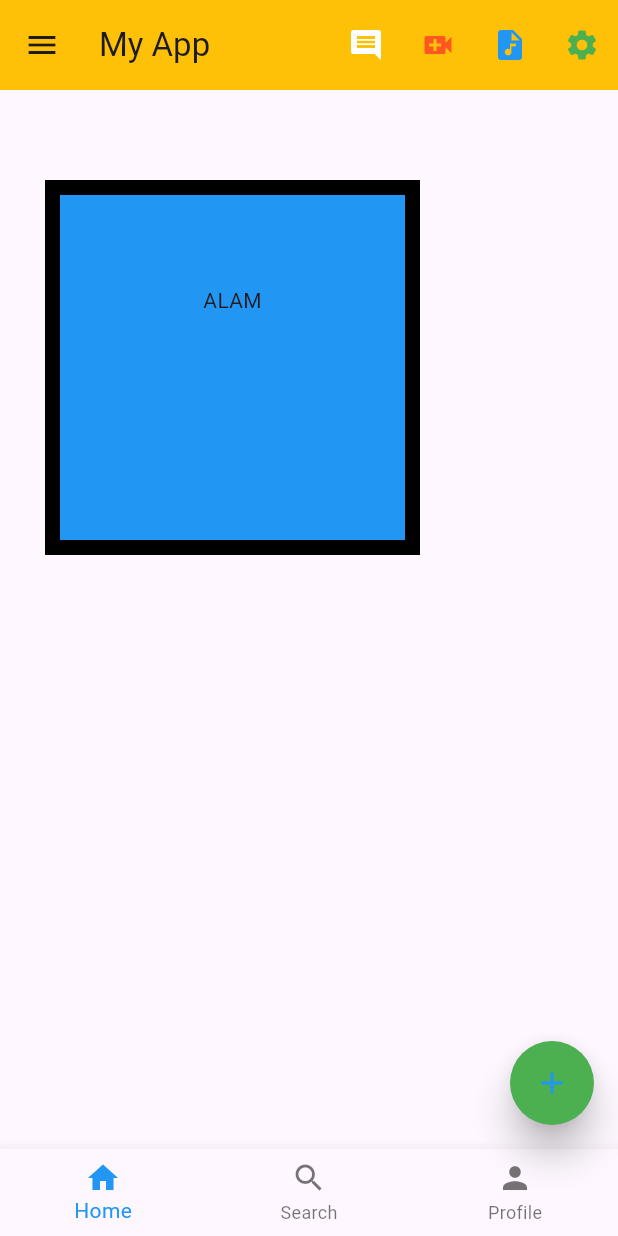
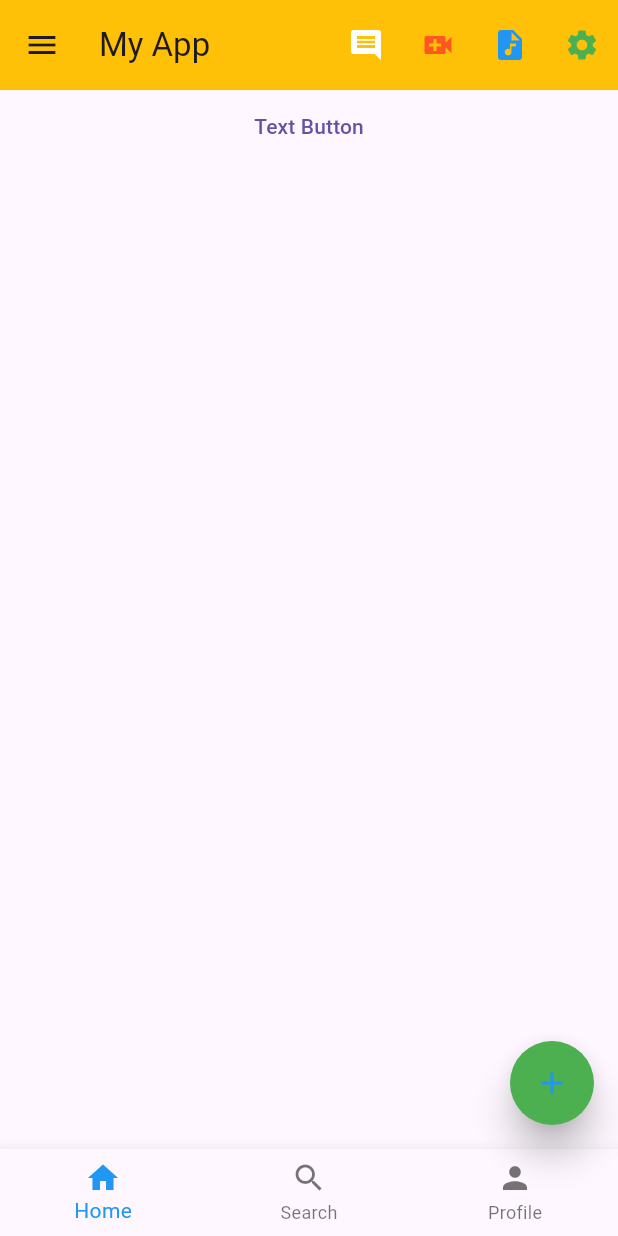
Before and after one commit to rifatalam26/my-first-app, a Flutter app: the screen it shows after launch, on a phone screen of 412 x 824 dp. Run offline on Flutter 3.47's test engine with Material 3 defaults, Android fonts, the light colour scheme and no system bars.

Commit message:
first app run=> 1

```diff
--- a/lib/main.dart
+++ b/lib/main.dart
@@ -188,19 +188,33 @@ class _HomeActivityState extends State<HomeActivity> {
       // body: Center(
       //   child: Text("Hello \n This is my App" ""),
       // )
-      body: Container(
-        height: 250,
-        width: 250,
-        alignment: Alignment.topCenter,
 
-        margin: EdgeInsets.fromLTRB(30, 60, 50, 10),
-        padding: EdgeInsets.all(60),
-        decoration: BoxDecoration(
-          color: Colors.blue,
-          border: Border.all(color: Colors.black,width: 10)
-        ),
-        child: Text("ALAM"),
-      ),
+      // body: Container(
+      //   height: 250,
+      //   width: 250,
+      //   alignment: Alignment.topCenter,
+      //   margin: EdgeInsets.fromLTRB(30, 60, 50, 10),
+      //   padding: EdgeInsets.all(60),
+      //   decoration: BoxDecoration(
+      //       color: Colors.blue,
+      //       border: Border.all(color: Colors.black, width: 10)),
+      //   child: Text("ALAM"),
+      // ),
+      // body: Row(
+      //   mainAxisAlignment: MainAxisAlignment.spaceEvenly,
+      //   children: [
+      //     Container(height: 100,width: 100,child:Image.asset("assets\my picture.jpg")),
+      //     Container(height: 100,width: 100,child:Image.network("https://www.google.com/url?sa=i&url=https%3A%2F%2Fpixlr.com%2Fimage-generator%2F&psig=AOvVaw0b2iyc_3bSMlYYVmCvT22U&ust=1734629460943000&source=images&cd=vfe&opi=89978449&ved="),),
+      //     Container(height: 100,width: 100,child:Image.network("https://www.google.com/url?sa=i&url=https%3A%2F%2Fpixlr.com%2Fimage-generator%2F&psig=AOvVaw0b2iyc_3bSMlYYVmCvT22U&ust=1734629460943000&source=images&cd=vfe&opi=89978449&ved="),)
+      //   ],
+      // ),
+  body: Row(
+    mainAxisAlignment: MainAxisAlignment.spaceEvenly,
+    children: [
+      TextButton(onPressed: (){MySnackBar("This is Text Button", context);}, child: Text("Text Button"))
+    ],
+
+      )
     );
   }
 }
```
Lines whose indentation alone changed are shown as unchanged.
